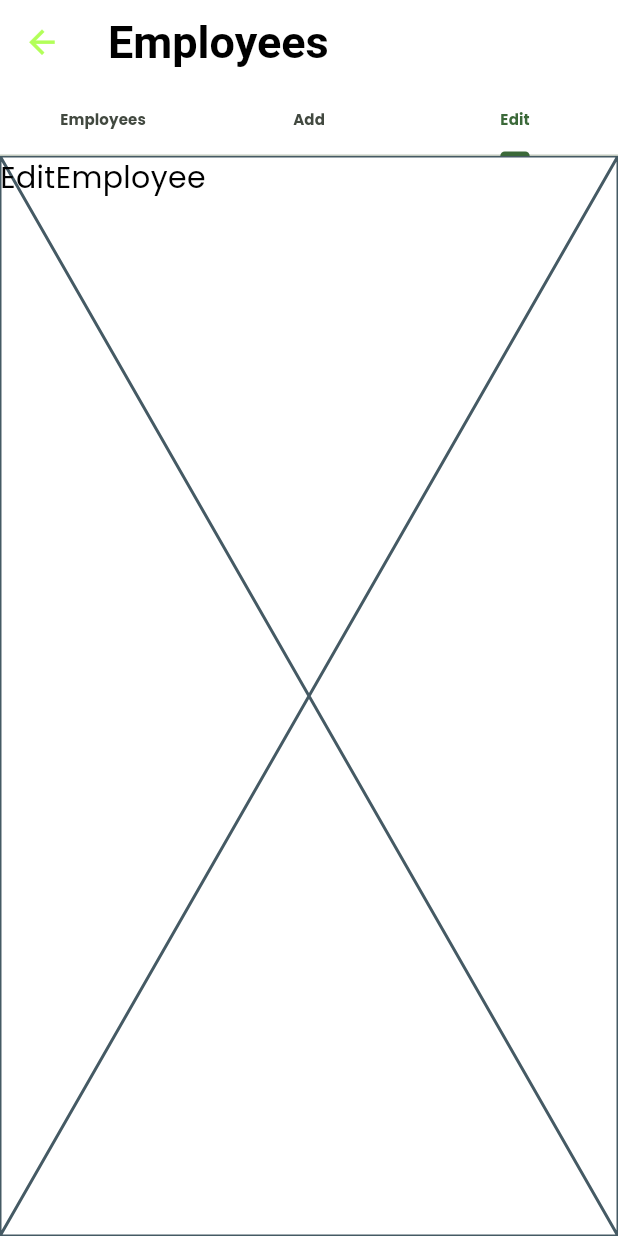
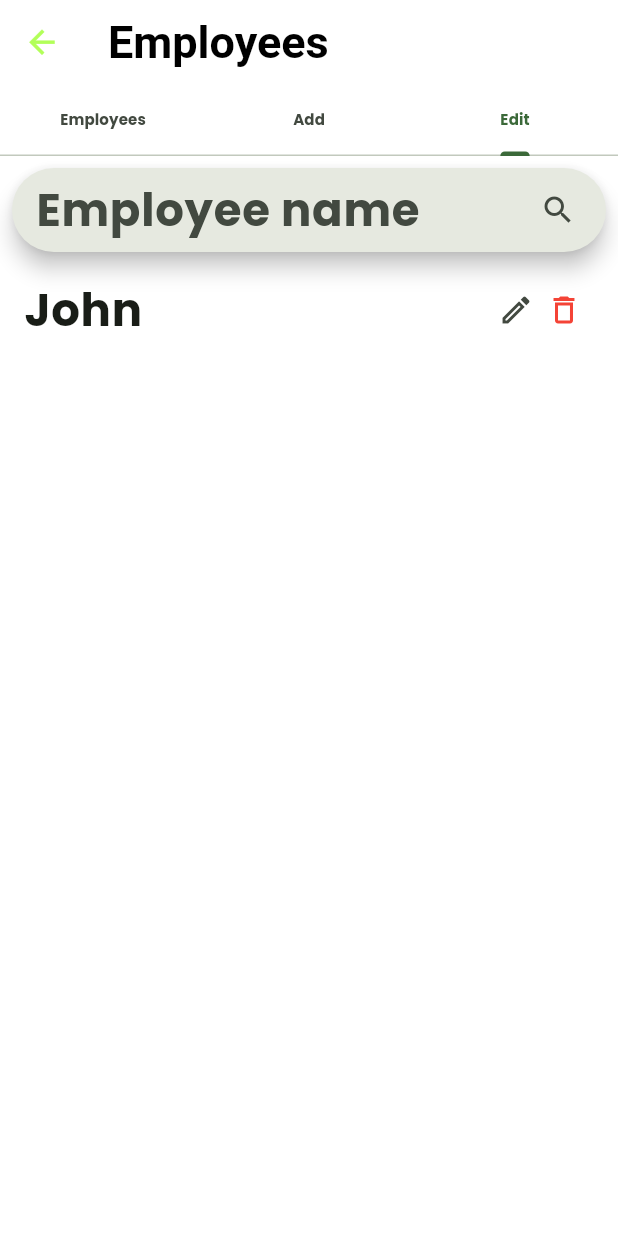
Before and after one commit to Bakkiego/klockerapp, a Flutter app: the Employees screen opened directly, tab 3 chosen, on a phone screen of 412 x 824 dp. Run offline on Flutter 3.47's test engine with Material 3 defaults, Android fonts, the phone set to English and light mode, and no system bars; our stand-ins replace table_calendar; missing offline and left inert: dart:ffi; statements that could not run were skipped.

Commit message:
Editing employee's details view

```diff
--- a/lib/screens/employee-screens/components/edit_employee.dart
+++ b/lib/screens/employee-screens/components/edit_employee.dart
@@ -1,10 +1,38 @@
 import 'package:flutter/material.dart';
+import 'employee_tile.dart';
 
-class EditEmployee extends StatelessWidget {
+class EditEmployee extends StatefulWidget {
   const EditEmployee({super.key});
 
   @override
+  State<EditEmployee> createState() => _EditEmployeeState();
+}
+
+class _EditEmployeeState extends State<EditEmployee> {
+  @override
   Widget build(BuildContext context) {
-    return const Placeholder(child: Text('EditEmployee'));
+    return Column(
+      children: [
+        Row(
+          children: [
+            Expanded(
+              child: Padding(
+                padding: const EdgeInsets.all(8.0),
+                child: SearchBar(
+                  hintText: "Employee name",
+                  trailing: [
+                    IconButton(
+                      onPressed: () {},
+                      icon: const Icon(Icons.search),
+                    ),
+                  ],
+                ),
+              ),
+            ),
+          ],
+        ),
+        EmployeeTile(() {}),
+      ],
+    );
   }
 }
```
